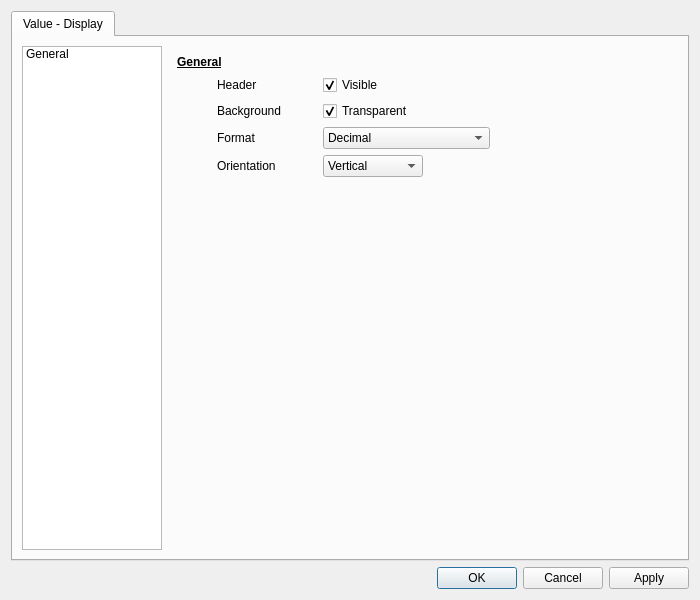
Qt form ui/element_editors/value_display_editor.ui (BrnSlr/CuteBoard) before a commit.
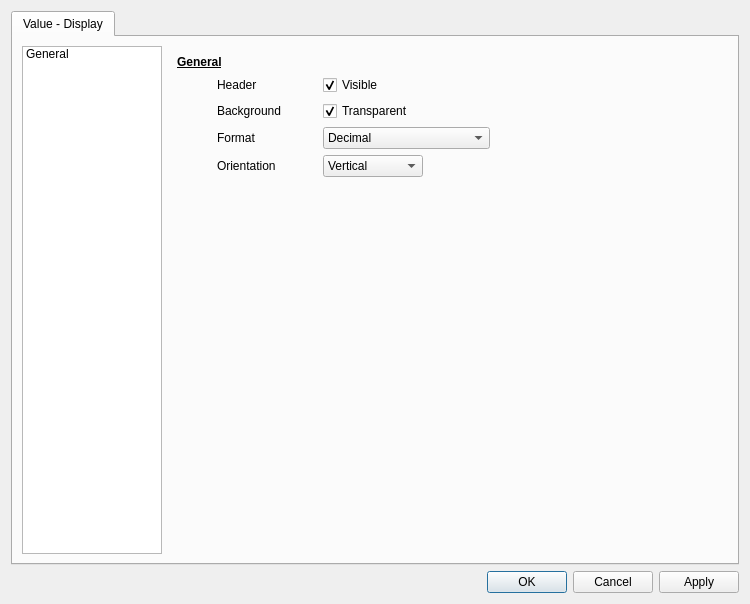
The same form after that commit.

```diff
--- a/ui/element_editors/value_display_editor.ui
+++ b/ui/element_editors/value_display_editor.ui
@@ -6,10 +6,16 @@
    <rect>
     <x>0</x>
     <y>0</y>
-    <width>700</width>
-    <height>600</height>
+    <width>750</width>
+    <height>604</height>
    </rect>
   </property>
+  <property name="minimumSize">
+   <size>
+    <width>750</width>
+    <height>550</height>
+   </size>
+  </property>
   <property name="windowTitle">
    <string>Value Display</string>
   </property>
```
